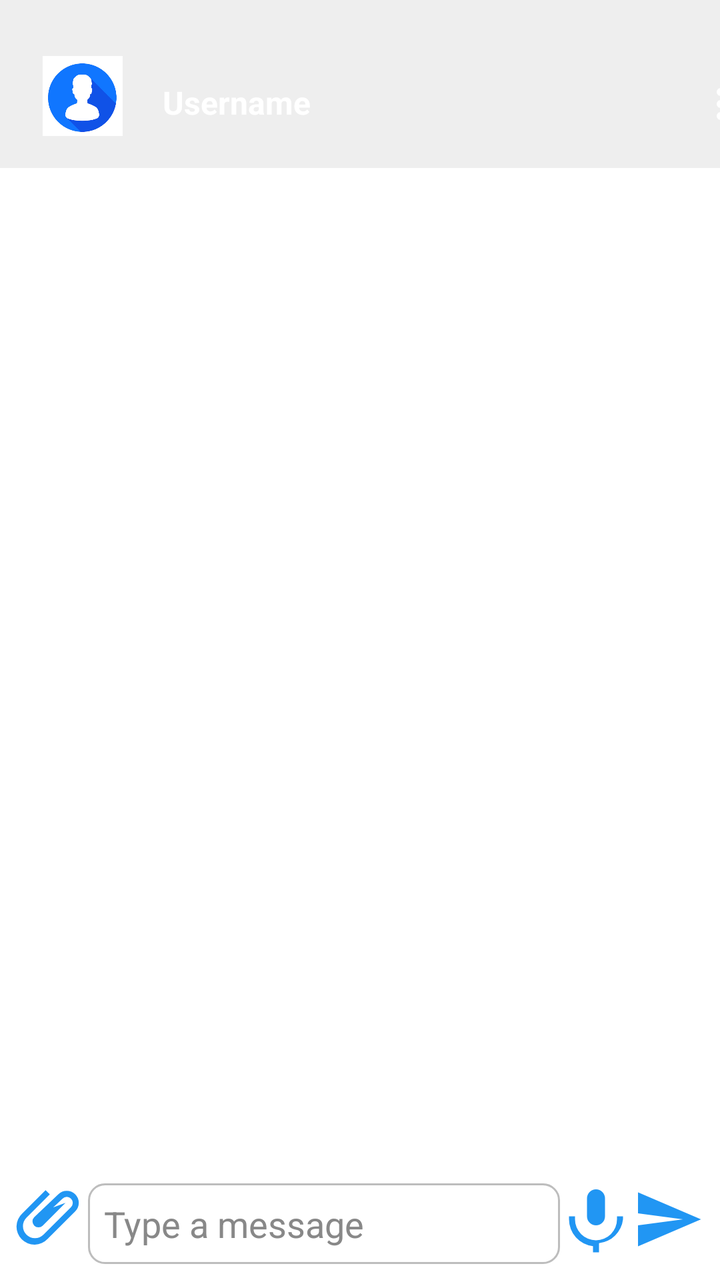
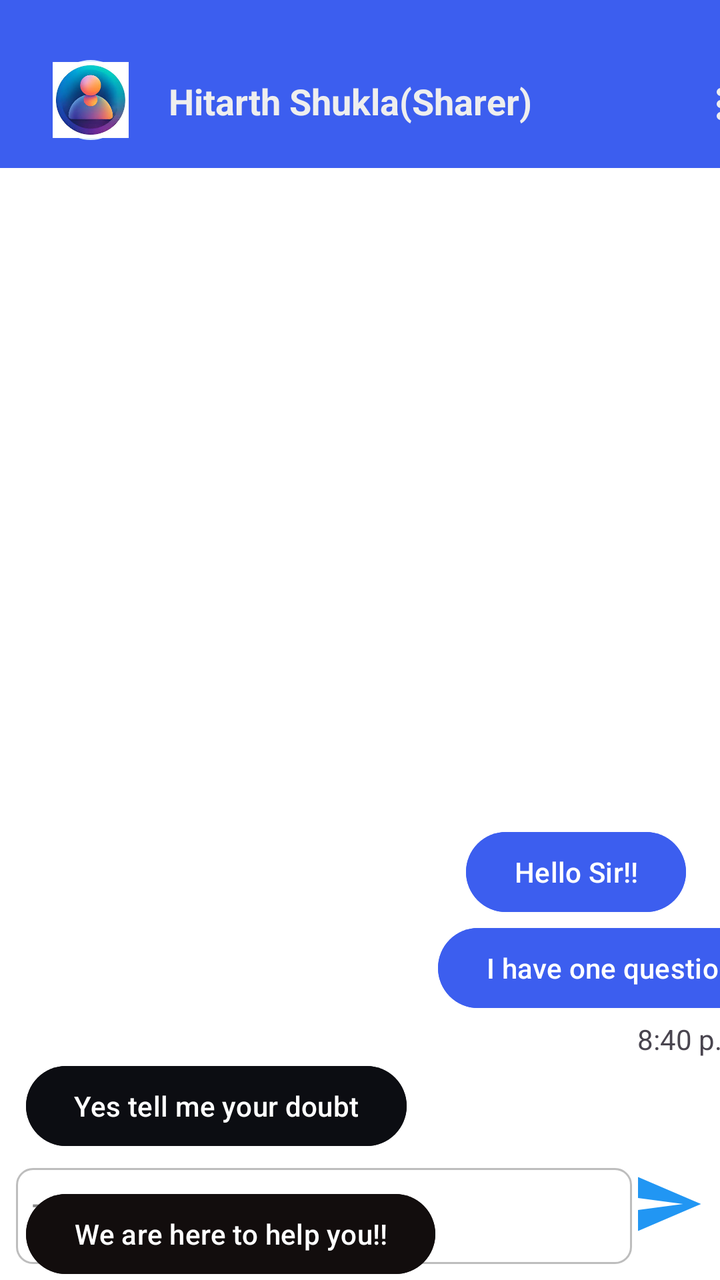

Compare the two renders of this Android layout. The source of the first and the diff that turns it into the second are given below.
<!-- AndroidManifest.xml: application theme Theme.SGPProject3 -->
<!-- res/layout/activity_chat.xml -->
<?xml version="1.0" encoding="utf-8"?>
<androidx.constraintlayout.widget.ConstraintLayout
    xmlns:android="http://schemas.android.com/apk/res/android"
    xmlns:app="http://schemas.android.com/apk/res-auto"
    xmlns:tools="http://schemas.android.com/tools"
    android:id="@+id/chatLayout"
    android:layout_width="match_parent"
    android:layout_height="match_parent"
    android:background="@color/white">

    <androidx.constraintlayout.widget.ConstraintLayout
        android:id="@+id/topBar"
        android:layout_width="418dp"
        android:layout_height="84dp"
        android:background="#EEEEEE"
        app:layout_constraintEnd_toEndOf="parent"
        app:layout_constraintStart_toStartOf="parent"
        app:layout_constraintTop_toTopOf="parent">


        <ImageView
            android:id="@+id/backButton"
            android:layout_width="24dp"
            android:layout_height="24dp"
            android:layout_gravity="center_vertical"
            android:layout_marginStart="6dp"
            android:layout_marginTop="40dp"
            android:layout_marginEnd="8dp"
            android:contentDescription="Back"
            android:src="@drawable/ic_back"
            app:layout_constraintEnd_toStartOf="@+id/profileImage"
            app:layout_constraintStart_toStartOf="parent"
            app:layout_constraintTop_toTopOf="parent"
            app:tint="@android:color/white" />

        <ImageView
            android:id="@+id/profileImage"
            android:layout_width="40dp"
            android:layout_height="40dp"
            android:layout_marginStart="20dp"
            android:background="@drawable/circle_bg"
            android:scaleType="centerCrop"
            android:src="@drawable/sample_profile"
            app:layout_constraintBottom_toBottomOf="parent"
            app:layout_constraintStart_toEndOf="@id/backButton"
            app:layout_constraintTop_toTopOf="parent"
            app:layout_constraintVertical_bias="0.636" />

        <TextView
            android:id="@+id/usernameText"
            android:layout_width="wrap_content"
            android:layout_height="wrap_content"
            android:layout_marginStart="20dp"
            android:text="Username"
            android:textColor="@color/white"
            android:textSize="16sp"
            android:textStyle="bold"
            app:layout_constraintBottom_toBottomOf="parent"
            app:layout_constraintStart_toEndOf="@id/profileImage"
            app:layout_constraintTop_toTopOf="parent"
            app:layout_constraintVertical_bias="0.645" />

        <ImageView
            android:id="@+id/menuButton"
            android:layout_width="24dp"
            android:layout_height="24dp"
            android:layout_gravity="center_vertical"
            android:layout_marginStart="193dp"
            android:layout_marginTop="40dp"
            android:layout_marginEnd="17dp"
            android:contentDescription="Menu"
            android:src="@drawable/ic_menu"
            app:layout_constraintEnd_toEndOf="parent"
            app:layout_constraintHorizontal_bias="1.0"
            app:layout_constraintStart_toEndOf="@+id/usernameText"
            app:layout_constraintTop_toTopOf="parent"
            app:tint="@color/white" />

    </androidx.constraintlayout.widget.ConstraintLayout>

    <androidx.recyclerview.widget.RecyclerView
        android:id="@+id/recyclerView"
        android:layout_width="405dp"
        android:layout_height="586dp"
        app:layout_constraintBottom_toTopOf="@id/messageBar"
        app:layout_constraintEnd_toEndOf="parent"
        app:layout_constraintStart_toStartOf="parent"
        app:layout_constraintTop_toBottomOf="@id/topBar" />

    <LinearLayout
        android:id="@+id/messageBar"
        android:layout_width="0dp"
        android:layout_height="wrap_content"
        android:padding="8dp"
        android:orientation="horizontal"
        android:background="@color/white"
        app:layout_constraintBottom_toBottomOf="parent"
        app:layout_constraintStart_toStartOf="parent"
        app:layout_constraintEnd_toEndOf="parent">

        <ImageView
            android:id="@+id/attachButton"
            android:layout_width="36dp"
            android:layout_height="36dp"
            android:src="@drawable/ic_attach" />

        <EditText
            android:id="@+id/messageInput"
            android:layout_width="200dp"
            android:layout_height="wrap_content"
            android:layout_weight="1"
            android:background="@drawable/edit_text_bg"
            android:hint="Type a message"
            android:padding="8dp"
            android:textColor="@android:color/black"
            android:textColorHint="#888888" />

        <ImageView
            android:id="@+id/micButton"
            android:layout_width="36dp"
            android:layout_height="36dp"
            android:src="@drawable/ic_mic" />

        <ImageView
            android:id="@+id/sendButton"
            android:layout_width="36dp"
            android:layout_height="36dp"
            android:src="@drawable/ic_send" />
    </LinearLayout>

</androidx.constraintlayout.widget.ConstraintLayout>
<!-- resources referenced by this layout -->
<resources>
  <color name="white">#FFFFFFFF</color>
  <!-- drawable circle_bg (drawable) -->
  <shape xmlns:android="http://schemas.android.com/apk/res/android"
      android:shape="oval">
      <solid android:color="#E0F0FF" /> 
      <size
          android:width="48dp"
          android:height="48dp" />
  </shape>
  <!-- drawable edit_text_bg (drawable) -->
  <?xml version="1.0" encoding="utf-8"?>
  <shape xmlns:android="http://schemas.android.com/apk/res/android"
      android:shape="rectangle">
  
      <solid android:color="#FFFFFF"/> 
      <stroke android:width="1dp" android:color="#BDBDBD"/> 
      <corners android:radius="8dp"/> 
  </shape>
  <!-- drawable ic_attach (drawable) -->
  <vector xmlns:android="http://schemas.android.com/apk/res/android"
      android:width="24dp" android:height="24dp"
      android:viewportWidth="24" android:viewportHeight="24">
      <path
          android:fillColor="#2196F3"
          android:pathData="M16.5,6.5L8.91,14.09a2,2 0 1,1 -2.83,-2.83L14.09,3.67a4,4 0 1,1 5.66,5.66l-9.19,9.19a6,6 0 1,1 -8.48,-8.48l7.78,-7.78 1.41,1.41-7.78,7.78a4,4 0 1,0 5.66,5.66l9.19,-9.19a2,2 0 1,0 -2.83,-2.83L8.91,11.26l-1.41,-1.41L16.5,6.5z"/>
  </vector>
  <!-- drawable ic_back (drawable) -->
  <vector xmlns:android="http://schemas.android.com/apk/res/android"
      android:width="24dp" android:height="24dp"
      android:viewportWidth="24" android:viewportHeight="24">
      <path
          android:fillColor="#2196F3"
          android:pathData="M20,11H7.83l5.59-5.59L12,4l-8,8 8,8 1.41-1.41L7.83,13H20v-2z"/>
  </vector>
  <!-- drawable ic_menu (drawable) -->
  <vector xmlns:android="http://schemas.android.com/apk/res/android"
      android:width="24dp" android:height="24dp"
      android:viewportWidth="24" android:viewportHeight="24">
      <path
          android:fillColor="#FFFFFF"
          android:pathData="M12,8a2,2 0 1,0 0,-4 2,2 0 0,0 0,4zm0,2a2,2 0 1,0 0,4 2,2 0 0,0 0,-4zm0,6a2,2 0 1,0 0,4 2,2 0 0,0 0,-4z"/>
  </vector>
  <!-- drawable ic_mic (drawable) -->
  <vector xmlns:android="http://schemas.android.com/apk/res/android"
      android:width="24dp" android:height="24dp"
      android:viewportWidth="24" android:viewportHeight="24">
      <path
          android:fillColor="#2196F3"
          android:pathData="M12,14a3,3 0 0,0 3,-3V5a3,3 0 0,0 -6,0v6a3,3 0 0,0 3,3zM19,11v1a7,7 0 0,1 -14,0v-1H3v1a9,9 0 0,0 8,8.94V23h2v-3.06A9,9 0 0,0 21,12v-1h-2z"/>
  </vector>
  <!-- drawable ic_send (drawable) -->
  <vector xmlns:android="http://schemas.android.com/apk/res/android"
      android:width="24dp" android:height="24dp"
      android:viewportWidth="24" android:viewportHeight="24">
      <path
          android:fillColor="#2196F3"
          android:pathData="M2.01,21L23,12 2.01,3 2,10l15,2-15,2z"/>
  </vector>
  <!-- drawable sample_profile: png bitmap (drawable, 34962 bytes) -->
  <style name="Theme.SGPProject3" parent="Base.Theme.SGPProject3" />
  <style name="Base.Theme.SGPProject3" parent="Theme.Material3.DayNight.NoActionBar">
          
          
      </style>
</resources>

<!-- the commit's change to res/layout/activity_chat.xml (unified diff, before → after) -->
@@ -12,7 +12,7 @@
         android:id="@+id/topBar"
         android:layout_width="418dp"
         android:layout_height="84dp"
-        android:background="#EEEEEE"
+        android:background="#3C5EEF"
         app:layout_constraintEnd_toEndOf="parent"
         app:layout_constraintStart_toStartOf="parent"
         app:layout_constraintTop_toTopOf="parent">
@@ -25,38 +25,26 @@
             android:layout_gravity="center_vertical"
             android:layout_marginStart="6dp"
             android:layout_marginTop="40dp"
-            android:layout_marginEnd="8dp"
+            android:layout_marginEnd="23dp"
             android:contentDescription="Back"
             android:src="@drawable/ic_back"
             app:layout_constraintEnd_toStartOf="@+id/profileImage"
             app:layout_constraintStart_toStartOf="parent"
             app:layout_constraintTop_toTopOf="parent"
-            app:tint="@android:color/white" />
-
-        <ImageView
-            android:id="@+id/profileImage"
-            android:layout_width="40dp"
-            android:layout_height="40dp"
-            android:layout_marginStart="20dp"
-            android:background="@drawable/circle_bg"
-            android:scaleType="centerCrop"
-            android:src="@drawable/sample_profile"
-            app:layout_constraintBottom_toBottomOf="parent"
-            app:layout_constraintStart_toEndOf="@id/backButton"
-            app:layout_constraintTop_toTopOf="parent"
-            app:layout_constraintVertical_bias="0.636" />
+            app:tint="#EEEEEE"
+            tools:ignore="HardcodedText" />
 
         <TextView
             android:id="@+id/usernameText"
             android:layout_width="wrap_content"
             android:layout_height="wrap_content"
             android:layout_marginStart="20dp"
-            android:text="Username"
-            android:textColor="@color/white"
-            android:textSize="16sp"
+            android:text="Hitarth Shukla(Sharer)"
+            android:textColor="#EEEEEE"
+            android:textSize="18sp"
             android:textStyle="bold"
             app:layout_constraintBottom_toBottomOf="parent"
-            app:layout_constraintStart_toEndOf="@id/profileImage"
+            app:layout_constraintStart_toEndOf="@+id/profileImage"
             app:layout_constraintTop_toTopOf="parent"
             app:layout_constraintVertical_bias="0.645" />
 
@@ -74,18 +62,22 @@
             app:layout_constraintHorizontal_bias="1.0"
             app:layout_constraintStart_toEndOf="@+id/usernameText"
             app:layout_constraintTop_toTopOf="parent"
-            app:tint="@color/white" />
+            app:tint="#EEEEEE" />
+
+        <ImageView
+            android:id="@+id/profileImage"
+            android:layout_width="38dp"
+            android:layout_height="40dp"
+            android:layout_marginStart="2dp"
+            android:layout_marginTop="30dp"
+            android:layout_marginEnd="20dp"
+            android:background="@drawable/circle_bg"
+            app:layout_constraintEnd_toStartOf="@+id/usernameText"
+            app:layout_constraintStart_toEndOf="@+id/backButton"
+            app:layout_constraintTop_toTopOf="parent"
+            app:srcCompat="@drawable/profile2" />
 
     </androidx.constraintlayout.widget.ConstraintLayout>
-
-    <androidx.recyclerview.widget.RecyclerView
-        android:id="@+id/recyclerView"
-        android:layout_width="405dp"
-        android:layout_height="586dp"
-        app:layout_constraintBottom_toTopOf="@id/messageBar"
-        app:layout_constraintEnd_toEndOf="parent"
-        app:layout_constraintStart_toStartOf="parent"
-        app:layout_constraintTop_toBottomOf="@id/topBar" />
 
     <LinearLayout
         android:id="@+id/messageBar"
@@ -98,12 +90,6 @@
         app:layout_constraintStart_toStartOf="parent"
         app:layout_constraintEnd_toEndOf="parent">
 
-        <ImageView
-            android:id="@+id/attachButton"
-            android:layout_width="36dp"
-            android:layout_height="36dp"
-            android:src="@drawable/ic_attach" />
-
         <EditText
             android:id="@+id/messageInput"
             android:layout_width="200dp"
@@ -111,15 +97,10 @@
             android:layout_weight="1"
             android:background="@drawable/edit_text_bg"
             android:hint="Type a message"
+            android:minHeight="48dp"
             android:padding="8dp"
             android:textColor="@android:color/black"
             android:textColorHint="#888888" />
-
-        <ImageView
-            android:id="@+id/micButton"
-            android:layout_width="36dp"
-            android:layout_height="36dp"
-            android:src="@drawable/ic_mic" />
 
         <ImageView
             android:id="@+id/sendButton"
@@ -128,4 +109,88 @@
             android:src="@drawable/ic_send" />
     </LinearLayout>
 
+    <Button
+        android:id="@+id/button"
+        android:layout_width="wrap_content"
+        android:layout_height="wrap_content"
+        android:layout_marginStart="285dp"
+        android:layout_marginTop="328dp"
+        android:layout_marginEnd="17dp"
+        android:backgroundTint="#3C5EEF"
+        android:text="Hello Sir!!"
+        android:textColorLink="#3C5EEF"
+        app:layout_constraintEnd_toEndOf="parent"
+        app:layout_constraintHorizontal_bias="1.0"
+        app:layout_constraintStart_toStartOf="parent"
+        app:layout_constraintTop_toBottomOf="@+id/topBar"
+        tools:ignore="MissingConstraints" />
+
+    <Button
+        android:id="@+id/button3"
+        android:layout_width="wrap_content"
+        android:layout_height="wrap_content"
+        android:layout_marginStart="219dp"
+        android:layout_marginEnd="12dp"
+        android:backgroundTint="#3C5EEF"
+        android:text="I have one question!!"
+        app:layout_constraintEnd_toEndOf="parent"
+        app:layout_constraintHorizontal_bias="0.0"
+        app:layout_constraintStart_toStartOf="parent"
+        app:layout_constraintTop_toBottomOf="@+id/button"
+        tools:ignore="MissingConstraints" />
+
+    <Button
+        android:id="@+id/button4"
+        android:layout_width="wrap_content"
+        android:layout_height="wrap_content"
+        android:layout_marginStart="13dp"
+        android:layout_marginTop="445dp"
+        android:layout_marginEnd="208dp"
+        android:backgroundTint="#0C0D12"
+        android:text="Yes tell me your doubt"
+        app:layout_constraintEnd_toEndOf="parent"
+        app:layout_constraintHorizontal_bias="0.0"
+        app:layout_constraintStart_toStartOf="parent"
+        app:layout_constraintTop_toBottomOf="@+id/topBar"
+        tools:ignore="MissingConstraints" />
+
+    <Button
+        android:id="@+id/button5"
+        android:layout_width="wrap_content"
+        android:layout_height="wrap_content"
+        android:layout_marginStart="13dp"
+        android:layout_marginTop="16dp"
+        android:layout_marginEnd="92dp"
+        android:backgroundTint="#120D0D"
+        android:text="We are here to help you!!"
+        app:layout_constraintEnd_toEndOf="parent"
+        app:layout_constraintHorizontal_bias="0.0"
+        app:layout_constraintStart_toStartOf="parent"
+        app:layout_constraintTop_toBottomOf="@+id/button4"
+        tools:ignore="MissingConstraints" />
+
+    <TextView
+        android:id="@+id/textView9"
+        android:layout_width="wrap_content"
+        android:layout_height="wrap_content"
+        android:layout_marginStart="141dp"
+        android:layout_marginTop="2dp"
+        android:layout_marginEnd="9dp"
+        android:text="8:40 p.m."
+        app:layout_constraintEnd_toEndOf="parent"
+        app:layout_constraintStart_toEndOf="@+id/button4"
+        app:layout_constraintTop_toBottomOf="@+id/button3" />
+
+    <TextView
+        android:id="@+id/textView10"
+        android:layout_width="wrap_content"
+        android:layout_height="wrap_content"
+        android:layout_marginStart="19dp"
+        android:layout_marginTop="2dp"
+        android:layout_marginEnd="333dp"
+        android:text="8:41 p.m."
+        app:layout_constraintEnd_toEndOf="parent"
+        app:layout_constraintStart_toStartOf="parent"
+        app:layout_constraintTop_toBottomOf="@+id/button5" />
+
 </androidx.constraintlayout.widget.ConstraintLayout>
<!-- resource entries referenced after the edit -->
@@ -18,14 +18,6 @@
       <stroke android:width="1dp" android:color="#BDBDBD"/> 
       <corners android:radius="8dp"/> 
   </shape>
-  <!-- drawable ic_attach (drawable) -->
-  <vector xmlns:android="http://schemas.android.com/apk/res/android"
-      android:width="24dp" android:height="24dp"
-      android:viewportWidth="24" android:viewportHeight="24">
-      <path
-          android:fillColor="#2196F3"
-          android:pathData="M16.5,6.5L8.91,14.09a2,2 0 1,1 -2.83,-2.83L14.09,3.67a4,4 0 1,1 5.66,5.66l-9.19,9.19a6,6 0 1,1 -8.48,-8.48l7.78,-7.78 1.41,1.41-7.78,7.78a4,4 0 1,0 5.66,5.66l9.19,-9.19a2,2 0 1,0 -2.83,-2.83L8.91,11.26l-1.41,-1.41L16.5,6.5z"/>
-  </vector>
   <!-- drawable ic_back (drawable) -->
   <vector xmlns:android="http://schemas.android.com/apk/res/android"
       android:width="24dp" android:height="24dp"
@@ -42,14 +34,6 @@
           android:fillColor="#FFFFFF"
           android:pathData="M12,8a2,2 0 1,0 0,-4 2,2 0 0,0 0,4zm0,2a2,2 0 1,0 0,4 2,2 0 0,0 0,-4zm0,6a2,2 0 1,0 0,4 2,2 0 0,0 0,-4z"/>
   </vector>
-  <!-- drawable ic_mic (drawable) -->
-  <vector xmlns:android="http://schemas.android.com/apk/res/android"
-      android:width="24dp" android:height="24dp"
-      android:viewportWidth="24" android:viewportHeight="24">
-      <path
-          android:fillColor="#2196F3"
-          android:pathData="M12,14a3,3 0 0,0 3,-3V5a3,3 0 0,0 -6,0v6a3,3 0 0,0 3,3zM19,11v1a7,7 0 0,1 -14,0v-1H3v1a9,9 0 0,0 8,8.94V23h2v-3.06A9,9 0 0,0 21,12v-1h-2z"/>
-  </vector>
   <!-- drawable ic_send (drawable) -->
   <vector xmlns:android="http://schemas.android.com/apk/res/android"
       android:width="24dp" android:height="24dp"
@@ -58,7 +42,7 @@
           android:fillColor="#2196F3"
           android:pathData="M2.01,21L23,12 2.01,3 2,10l15,2-15,2z"/>
   </vector>
-  <!-- drawable sample_profile: png bitmap (drawable, 34962 bytes) -->
+  <!-- drawable profile2: png bitmap (drawable, 58644 bytes) -->
   <style name="Theme.SGPProject3" parent="Base.Theme.SGPProject3" />
   <style name="Base.Theme.SGPProject3" parent="Theme.Material3.DayNight.NoActionBar">
           
